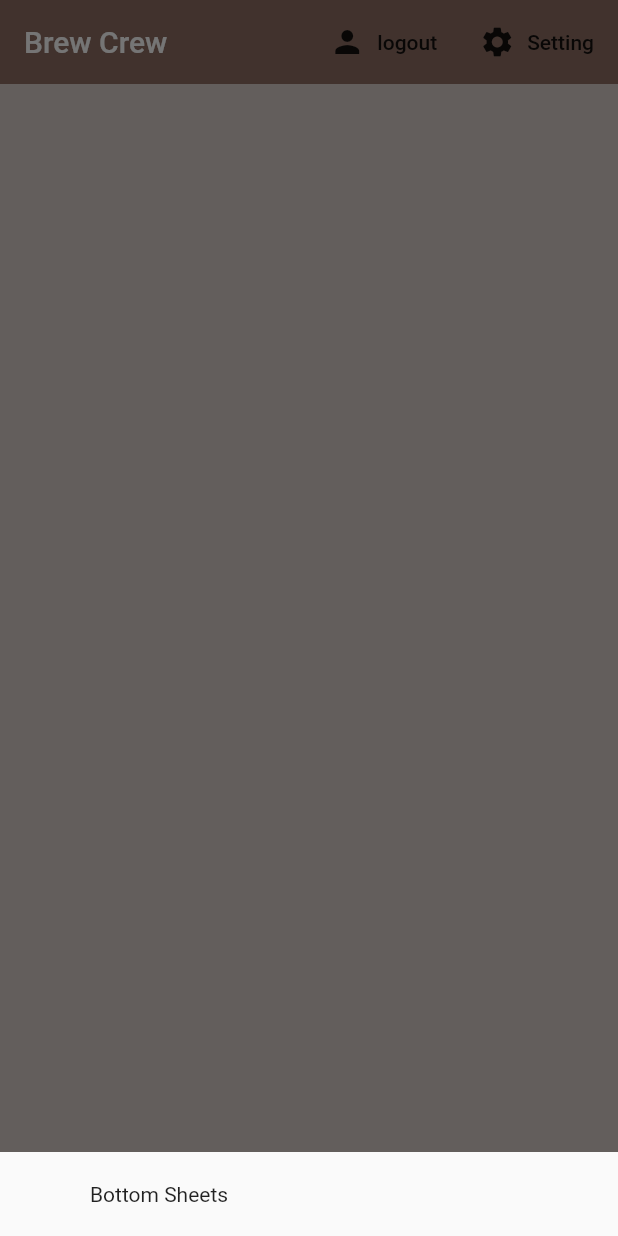
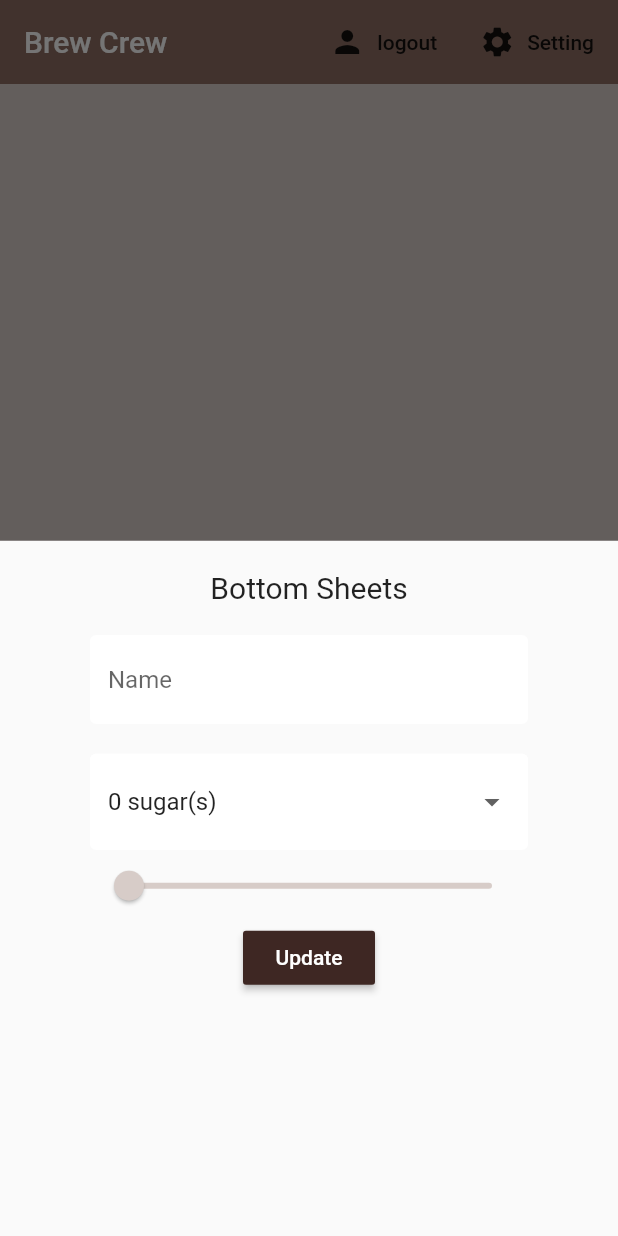
Before and after one commit to dkbac/brew_crew, a Flutter app: the screen it shows once a user with an empty profile is signed in, after a tap on "Setting", on a phone screen of 412 x 824 dp. Run offline on Flutter 3.47's test engine with Material 2 defaults, Android fonts, the phone set to English and light mode, and no system bars; our stand-ins replace cloud_firestore, firebase_auth, flutter_spinkit; accounts and stored records are empty.

Commit message:
Add the Name text input, sugar dropdown and the strength slider

```diff
--- a/lib/screens/home/home.dart
+++ b/lib/screens/home/home.dart
@@ -1,4 +1,5 @@
 import 'package:brew_crew/models/brew.dart';
+import 'package:brew_crew/screens/home/setting_form.dart';
 import 'package:brew_crew/services/database.dart';
 import 'package:flutter/material.dart';
 import 'package:brew_crew/services/auth.dart';
@@ -17,7 +18,7 @@ class Home extends StatelessWidget {
         builder: (context) {
           return Container(
             padding: EdgeInsets.symmetric(vertical: 20.0, horizontal: 60.0),
-            child: Text('Bottom Sheets'),
+            child: SettingForm(),
           );
         }
       );
--- /dev/null
+++ b/lib/screens/home/setting_form.dart
@@ -0,0 +1,76 @@
+import 'package:flutter/material.dart';
+import 'package:brew_crew/shared/constants.dart';
+
+class SettingForm extends StatefulWidget {
+  @override
+  _SettingFormState createState() => _SettingFormState();
+}
+
+class _SettingFormState extends State<SettingForm> {
+
+  final _formKey = GlobalKey<FormState>();
+  final List<String> sugars = ['0', '1', '2', '3', '4'];
+
+  // Form values
+  String _currentName;
+  String _currentSugar;
+  int _currentStrength;
+
+  @override
+  Widget build(BuildContext context) {
+    return Form(
+      key: _formKey,
+      child: Column(
+        children: <Widget>[
+          Text(
+            'Bottom Sheets',
+            style: TextStyle(fontSize: 20.0),
+          ),
+          SizedBox(height: 20.0,),
+          TextFormField(
+            decoration: inputTextDecoration.copyWith(hintText: 'Name'),
+            validator: (val) => val.isEmpty ? 'Please enter a name!' : null,
+            onChanged: (val) => setState(() => _currentName = val),
+          ),
+          SizedBox(height: 20.0,),
+          // Dropdown
+          DropdownButtonFormField(
+            value: _currentSugar ?? '0',
+            decoration: inputTextDecoration,
+            items: sugars.map((sugar) {
+              return DropdownMenuItem(
+                value: sugar,
+                child: Text('$sugar sugar(s)'),
+              );
+            }).toList(),
+            onChanged: (val) => setState(() => _currentSugar = val),
+          ),
+          // Slider
+          Slider(
+            value: (_currentStrength ?? 100).toDouble(),
+            activeColor: Colors.brown[_currentStrength ?? 100],
+            inactiveColor: Colors.brown[_currentStrength ?? 100],
+            min: 100,
+            max: 900,
+            divisions: 8,
+            onChanged: (val) => setState(() => _currentStrength = val.round()),
+          ),
+          // Button
+          RaisedButton(
+            color: Colors.brown[900],
+            child: Text(
+              'Update',
+              style: TextStyle(color: Colors.white),
+            ),
+            onPressed: () async {
+              print(_currentName);
+              print(_currentSugar);
+              print(_currentStrength);
+
+            },
+          ),
+        ],
+      ),
+    );
+  }
+}
```
